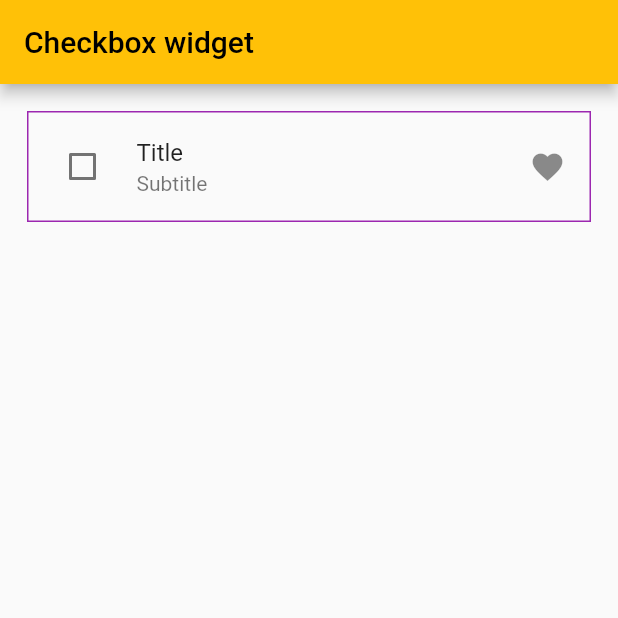
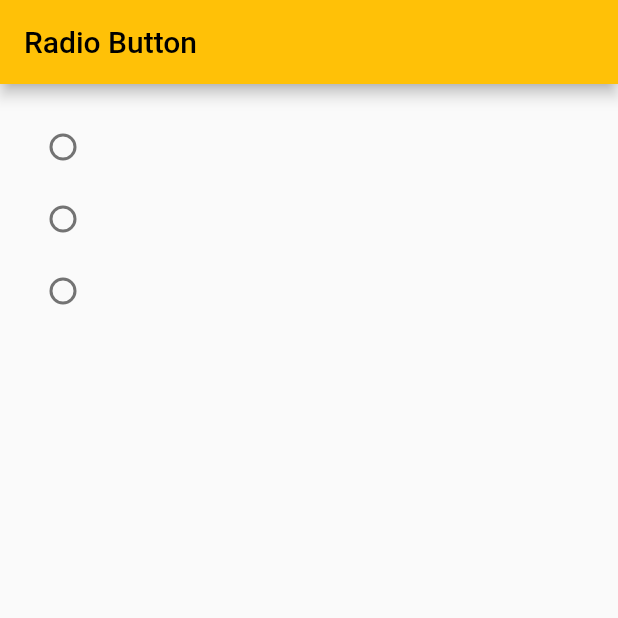
Before and after one commit to rafisgithub/flutter, a Flutter app: the screen it shows after launch, on a phone screen of 412 x 824 dp, the top half of it. Run offline on Flutter 3.47's test engine with Material 2 defaults, Android fonts, the phone set to English and light mode, and no system bars.

Commit message:
radio Button

```diff
--- a/lib/main.dart
+++ b/lib/main.dart
@@ -9,7 +9,7 @@ void main(){
     ),
     home: Scaffold(
       appBar: AppBar(
-        title: Text("Checkbox widget"),
+        title: Text("Radio Button"),
       ),
       body: MyApp(),
     ),
@@ -24,30 +24,40 @@ class MyApp extends StatefulWidget {
 
 class _MyAppState extends State<MyApp> {
   // const MyApp({super.key});
- bool _cValue = false;
-
+  int _rValue = 0;
+  void method(int value){
+    setState(() {
+      _rValue = value!;
+    });
+  }
   @override
   Widget build(BuildContext context) {
     return Padding(
       padding: const EdgeInsets.all(18.0),
       child: Container(
-        decoration: BoxDecoration(border: Border.all(color: Colors.purple)),
-        child: CheckboxListTile(
-          value: _cValue,
+        child: Column(children: [
+          Radio(
+          value: 1,
+          groupValue: _rValue,
           onChanged: (value){
-           setState(() {
-             _cValue = value!;
-           });
-          },
-          title: Text('Title'),
-          subtitle: Text("Subtitle"),
-          secondary: Icon(Icons.favorite),
-          activeColor: Colors.green,
-          checkColor: Colors.black38,
-          selected: _cValue,
-          // controlAffinity: ListTileControlAffinity.platform,
-          controlAffinity: ListTileControlAffinity.leading,
-        ),
+            method(value!);
+          }
+          ),
+          Radio(
+          value: 2,
+          groupValue: _rValue,
+          onChanged: (value){
+             method(value!);
+          }
+          ),
+          Radio(
+          value: 3,
+          groupValue: _rValue,
+          onChanged: (value){
+            method(value!);
+          }
+          ),
+        ]),
       ),
     );
   }
```
